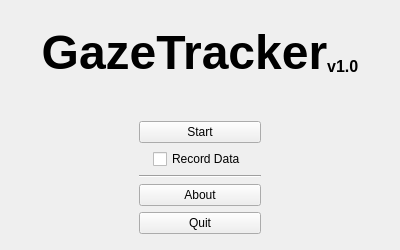
This is GazeTracker/GazeTracker_Qt/startui.ui in bernhardrieder/Gaze-Tracker as Qt 5 draws it before an edit. The edited form follows.
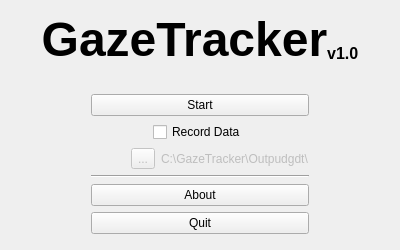
This is the edited form.

```diff
--- a/GazeTracker/GazeTracker_Qt/startui.ui
+++ b/GazeTracker/GazeTracker_Qt/startui.ui
@@ -24,8 +24,8 @@
   </property>
   <property name="maximumSize">
    <size>
-    <width>400</width>
-    <height>250</height>
+    <width>1000</width>
+    <height>10000</height>
    </size>
   </property>
   <property name="windowTitle">
@@ -66,7 +66,7 @@
        </property>
        <property name="sizeHint" stdset="0">
         <size>
-         <width>100</width>
+         <width>50</width>
          <height>20</height>
         </size>
        </property>
@@ -106,6 +106,46 @@
            </property>
           </widget>
          </item>
+         <item>
+          <layout class="QHBoxLayout" name="horizontalLayout">
+           <item>
+            <spacer name="horizontalSpacer_3">
+             <property name="orientation">
+              <enum>Qt::Horizontal</enum>
+             </property>
+             <property name="sizeType">
+              <enum>QSizePolicy::Fixed</enum>
+             </property>
+             <property name="sizeHint" stdset="0">
+              <size>
+               <width>40</width>
+               <height>20</height>
+              </size>
+             </property>
+            </spacer>
+           </item>
+           <item>
+            <widget class="QToolButton" name="folderBrowserButton">
+             <property name="enabled">
+              <bool>false</bool>
+             </property>
+             <property name="text">
+              <string>...</string>
+             </property>
+            </widget>
+           </item>
+           <item alignment="Qt::AlignLeft">
+            <widget class="QLabel" name="folderLabel">
+             <property name="enabled">
+              <bool>false</bool>
+             </property>
+             <property name="text">
+              <string>C:\GazeTracker\Outpudgdt\</string>
+             </property>
+            </widget>
+           </item>
+          </layout>
+         </item>
          <item>
           <widget class="Line" name="line">
            <property name="orientation">
@@ -141,7 +181,7 @@
        </property>
        <property name="sizeHint" stdset="0">
         <size>
-         <width>100</width>
+         <width>50</width>
          <height>20</height>
         </size>
        </property>
```
